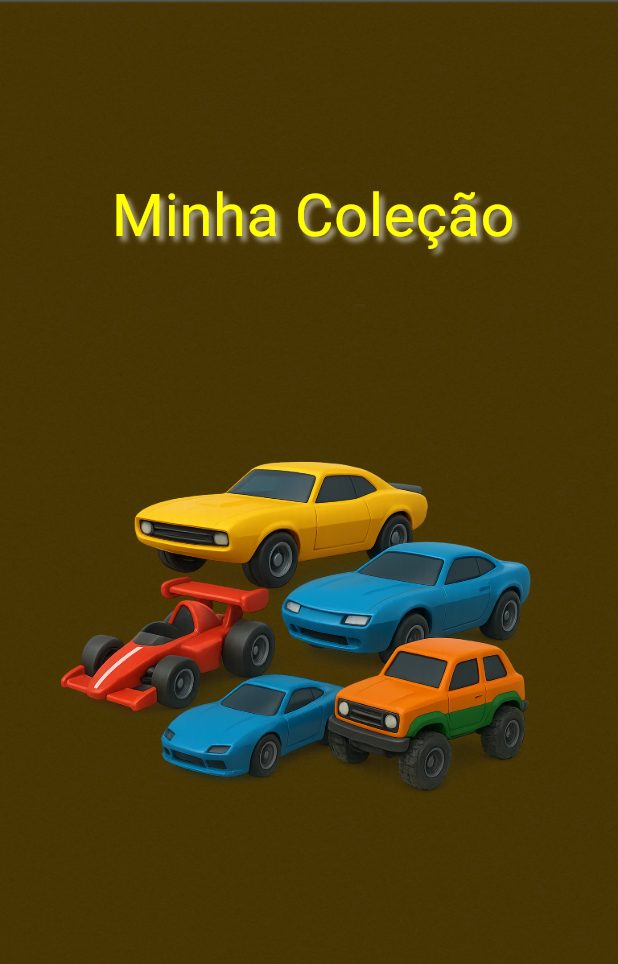
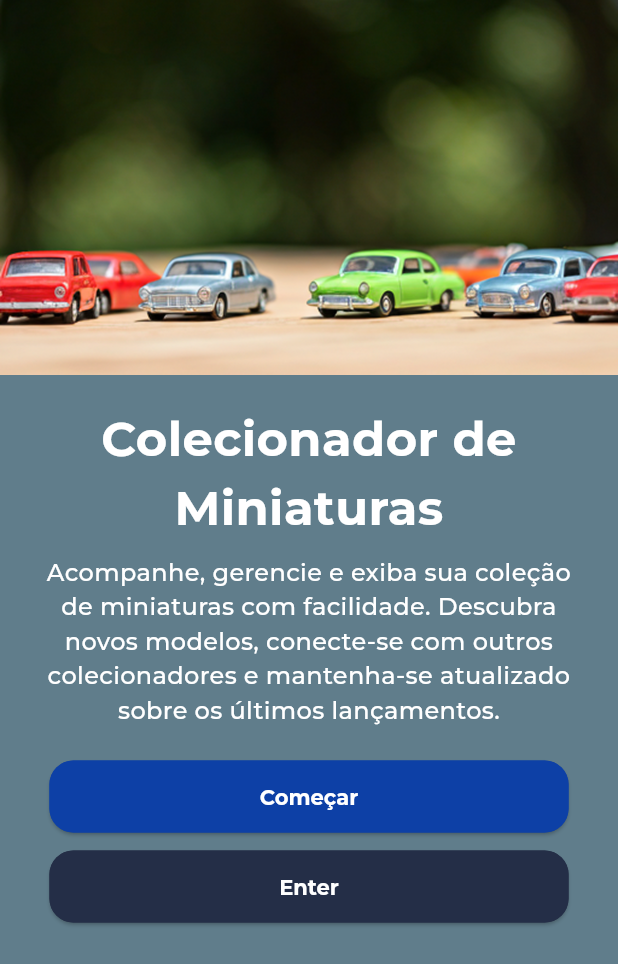
Before and after one commit to caneto/Catalago_colecionadores, a Flutter app: the screen it shows after launch, on a phone screen of 412 x 824 dp. Shown: the top 964 px of the screen. Run offline on Flutter 3.47's test engine with Material 3 defaults, Android fonts, the light colour scheme and no system bars; project files that could hold a hidden picture were left out.

Commit message:
Implementação da Tela Start
Futuramente criar componente para o botão

```diff
--- a/lib/colecao_main_app.dart
+++ b/lib/colecao_main_app.dart
@@ -1,5 +1,6 @@
-import 'package:catalago_colecionadores/src/ui/core/theme/theme.dart';
+import 'package:catalago_colecionadores/src/ui/core/theme/catalago_colecionador_theme.dart';
 import 'package:catalago_colecionadores/src/ui/splash/splash_screen.dart';
+import 'package:catalago_colecionadores/src/ui/start/start_screen.dart';
 import 'package:flutter/material.dart';
 
 final navKey = GlobalKey<NavigatorState>();
@@ -12,10 +13,14 @@ class ColecaoMainApp extends StatelessWidget {
     return MaterialApp(
       debugShowCheckedModeBanner: false,
       title: 'Minha Coleção',
-      theme: AppTheme.theme,
+      theme: CatalagoColecionadorTheme.lightTheme,
+      darkTheme: CatalagoColecionadorTheme.darkTheme,
       navigatorKey: navKey,
       routes: {
         '/': (_) => SplashPage(),
+        '/login': (_) => const SizedBox.shrink(),
+        '/home': (_) => const SizedBox.shrink(),
+        '/start': (_) => StartScreen(),
       },
     );
   }
--- a/lib/src/ui/core/theme/catalago_colecionador_theme.dart
+++ b/lib/src/ui/core/theme/catalago_colecionador_theme.dart
@@ -3,8 +3,10 @@ import 'package:flutter/material.dart';
 final class CatalagoColecionadorTheme  {
   static const orangeColor = Color(0xFFFFAE45);
   static const lightOrangeColor = Color(0xFFFFEFE9);
-  static const blueColor = Color(0xFF01BDD6);
-  static const lightGreyColor = Color(0xFFFFEFE9);
+  static const blueColor = Color(0xFF0D40A6);
+  static const whiteColor = Color(0xFFFFFFFF);
+  static const blackColor = Color(0xFF121721);
+  static const blackClaroColor = Color(0xFF242E47);
 
   static final _defaultInputBorder = OutlineInputBorder(
     borderRadius: BorderRadius.circular(16),
--- a/lib/src/ui/core/theme/resource.dart
+++ b/lib/src/ui/core/theme/resource.dart
@@ -4,46 +4,50 @@
 class R {
   const R._();
 
-  /// ![preview](file://E:\GitHub\CatalagoDeColecionadores\catalago_colecionadores\assets\images\bg_minha_colecao.png)
+  /// ![preview](file://E:\GitHub\Catalago_colecionadores\assets\images\bg_minha_colecao.png)
   static const String ASSETS_IMAGES_BG_MINHA_COLECAO_PNG =
       'assets/images/bg_minha_colecao.png';
 
-  /// ![preview](file://E:\GitHub\CatalagoDeColecionadores\catalago_colecionadores\assets\images\cam_icon.png)
+  /// ![preview](file://E:\GitHub\Catalago_colecionadores\assets\images\cam_icon.png)
   static const String ASSETS_IMAGES_CAM_ICON_PNG = 'assets/images/cam_icon.png';
 
-  /// ![preview](file://E:\GitHub\CatalagoDeColecionadores\catalago_colecionadores\assets\images\check_icon.png)
+  /// ![preview](file://E:\GitHub\Catalago_colecionadores\assets\images\capa_start.png)
+  static const String ASSETS_IMAGES_CAPA_START_PNG =
+      'assets/images/capa_start.png';
+
+  /// ![preview](file://E:\GitHub\Catalago_colecionadores\assets\images\check_icon.png)
   static const String ASSETS_IMAGES_CHECK_ICON_PNG =
       'assets/images/check_icon.png';
 
-  /// ![preview](file://E:\GitHub\CatalagoDeColecionadores\catalago_colecionadores\assets\images\document.png)
+  /// ![preview](file://E:\GitHub\Catalago_colecionadores\assets\images\document.png)
   static const String ASSETS_IMAGES_DOCUMENT_PNG = 'assets/images/document.png';
 
-  /// ![preview](file://E:\GitHub\CatalagoDeColecionadores\catalago_colecionadores\assets\images\folder.png)
+  /// ![preview](file://E:\GitHub\Catalago_colecionadores\assets\images\folder.png)
   static const String ASSETS_IMAGES_FOLDER_PNG = 'assets/images/folder.png';
 
-  /// ![preview](file://E:\GitHub\CatalagoDeColecionadores\catalago_colecionadores\assets\images\foto_confirm_icon.png)
+  /// ![preview](file://E:\GitHub\Catalago_colecionadores\assets\images\foto_confirm_icon.png)
   static const String ASSETS_IMAGES_FOTO_CONFIRM_ICON_PNG =
       'assets/images/foto_confirm_icon.png';
 
-  /// ![preview](file://E:\GitHub\CatalagoDeColecionadores\catalago_colecionadores\assets\images\google_logo.png)
+  /// ![preview](file://E:\GitHub\Catalago_colecionadores\assets\images\google_logo.png)
   static const String ASSETS_IMAGES_GOOGLE_LOGO_PNG =
       'assets/images/google_logo.png';
 
-  /// ![preview](file://E:\GitHub\CatalagoDeColecionadores\catalago_colecionadores\assets\images\icon_bar.png)
+  /// ![preview](file://E:\GitHub\Catalago_colecionadores\assets\images\icon_bar.png)
   static const String ASSETS_IMAGES_ICON_BAR_PNG = 'assets/images/icon_bar.png';
 
-  /// ![preview](file://E:\GitHub\CatalagoDeColecionadores\catalago_colecionadores\assets\images\id_card.png)
+  /// ![preview](file://E:\GitHub\Catalago_colecionadores\assets\images\id_card.png)
   static const String ASSETS_IMAGES_ID_CARD_PNG = 'assets/images/id_card.png';
 
-  /// ![preview](file://E:\GitHub\CatalagoDeColecionadores\catalago_colecionadores\assets\images\logo_carros_colecioandor.png)
+  /// ![preview](file://E:\GitHub\Catalago_colecionadores\assets\images\logo_carros_colecioandor.png)
   static const String ASSETS_IMAGES_LOGO_CARROS_COLECIOANDOR_PNG =
       'assets/images/logo_carros_colecioandor.png';
 
-  /// ![preview](file://E:\GitHub\CatalagoDeColecionadores\catalago_colecionadores\assets\images\lupa_icon.png)
+  /// ![preview](file://E:\GitHub\Catalago_colecionadores\assets\images\lupa_icon.png)
   static const String ASSETS_IMAGES_LUPA_ICON_PNG =
       'assets/images/lupa_icon.png';
 
-  /// ![preview](file://E:\GitHub\CatalagoDeColecionadores\catalago_colecionadores\assets\images\stroke_check.png)
+  /// ![preview](file://E:\GitHub\Catalago_colecionadores\assets\images\stroke_check.png)
   static const String ASSETS_IMAGES_STROKE_CHECK_PNG =
       'assets/images/stroke_check.png';
 }
--- a/lib/src/ui/core/theme/text_styles.dart
+++ b/lib/src/ui/core/theme/text_styles.dart
@@ -9,7 +9,7 @@ abstract final class AppTextStyles {
 
   static const subtitleSmall = TextStyle(
     fontSize: 14,
-    color: CatalagoColecionadorTheme.lightGreyColor,
+    color: CatalagoColecionadorTheme.whiteColor,
   );
 
   static const regularSmall = TextStyle(
@@ -39,7 +39,7 @@ abstract final class AppTextStyles {
 
   static const lightGreyRegular = TextStyle(
     fontSize: 14,
-    color: CatalagoColecionadorTheme.lightGreyColor,
+    color: CatalagoColecionadorTheme.whiteColor,
   );
 
   static const lightGreySmall = TextStyle(
--- a/lib/src/ui/splash/splash_screen.dart
+++ b/lib/src/ui/splash/splash_screen.dart
@@ -17,12 +17,10 @@ class _SplashPageState extends State<SplashPage> {
   @override
   void initState() {
     super.initState();
-    // delay aleatório entre 5 e 10 segundos (inclusive)
-    final seconds = 5 + Random().nextInt(6);
+    final seconds = 3 + Random().nextInt(6);
     _timer = Timer(Duration(seconds: seconds), () {
       if (!mounted) return;
-      // substitua '/home' pela rota de destino do seu app
-      Navigator.of(context).pushReplacementNamed('/home');
+      Navigator.of(context).pushReplacementNamed('/start');
     });
   }
 
--- /dev/null
+++ b/lib/src/ui/start/start_screen.dart
@@ -0,0 +1,106 @@
+import 'package:catalago_colecionadores/src/ui/core/theme/catalago_colecionador_theme.dart';
+import 'package:catalago_colecionadores/src/ui/core/theme/resource.dart';
+import 'package:flutter/material.dart';
+
+class StartScreen extends StatelessWidget {
+  const StartScreen({super.key});
+
+  @override
+  Widget build(BuildContext context) {
+    final sizeOf = MediaQuery.sizeOf(context);
+
+    return Scaffold(
+      backgroundColor:
+          Colors.blueGrey, // <-- cor de fundo preta para toda a tela
+      body: SafeArea(
+        child: SingleChildScrollView(
+          child: Column(
+            children: [
+              // --- CAPA SUPERIOR ---
+              Container(
+                width: double.infinity,
+                height: 250,
+                decoration: const BoxDecoration(
+                  image: DecorationImage(
+                    image: AssetImage(R.ASSETS_IMAGES_CAPA_START_PNG),
+                    fit: BoxFit.cover,
+                  ),
+                ),
+              ),
+
+              const SizedBox(height: 20),
+
+              // --- TÍTULO ---
+              Padding(
+                padding: const EdgeInsets.symmetric(horizontal: 24.0),
+                child: const Text(
+                  'Colecionador de Miniaturas',
+                  textAlign: TextAlign.center,
+                  style: TextStyle(
+                    fontSize: 32,
+                    fontWeight: FontWeight.bold,
+                    color:
+                        CatalagoColecionadorTheme.whiteColor, // texto em branco
+                  ),
+                ),
+              ),
+
+              const SizedBox(height: 8),
+
+              // --- DESCRIÇÃO ---
+              Padding(
+                padding: const EdgeInsets.symmetric(horizontal: 24.0),
+                child: const Text(
+                  'Acompanhe, gerencie e exiba sua coleção de miniaturas com facilidade. Descubra novos modelos, conecte-se com outros colecionadores e mantenha-se atualizado sobre os últimos lançamentos.',
+                  textAlign: TextAlign.center,
+                  style: TextStyle(
+                    fontSize: 16,
+                    color: Colors.white, // descrição em branco translúcido
+                  ),
+                ),
+              ),
+
+              const SizedBox(height: 22),
+
+              Column(
+                children: [
+                  SizedBox(
+                    width: sizeOf.width * .84,
+                    height: 48,
+                    child: ElevatedButton(
+                      onPressed: () {},
+                      style: ElevatedButton.styleFrom(
+                        foregroundColor: Colors.white,
+                        side: const BorderSide(
+                          color: CatalagoColecionadorTheme.blueColor,
+                        ), // contorno branco
+                      ),
+                      child: const Text('Começar'),
+                    ),
+                  ),
+                  const SizedBox(height: 12),
+                  SizedBox(
+                    width: sizeOf.width * .84,
+                    height: 48,
+                    child: ElevatedButton(
+                      onPressed: () {},
+                      style: ElevatedButton.styleFrom(
+                        foregroundColor: Colors.white,
+                        backgroundColor:
+                            CatalagoColecionadorTheme.blackClaroColor,
+                        side: const BorderSide(
+                          color: CatalagoColecionadorTheme.blackClaroColor,
+                        ), // contorno branco
+                      ),
+                      child: const Text('Enter'),
+                    ),
+                  ),
+                ],
+              ),
+            ],
+          ),
+        ),
+      ),
+    );
+  }
+}
```
Also changed, not shown: lib/src/ui/core/widgets/app_default_especial_button.dart (added, +47 -0 lines), assets/images/capa_start.png (added).
